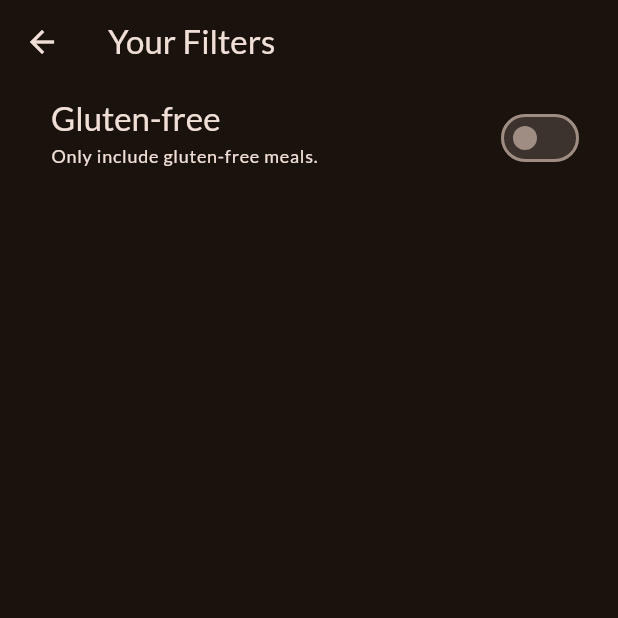
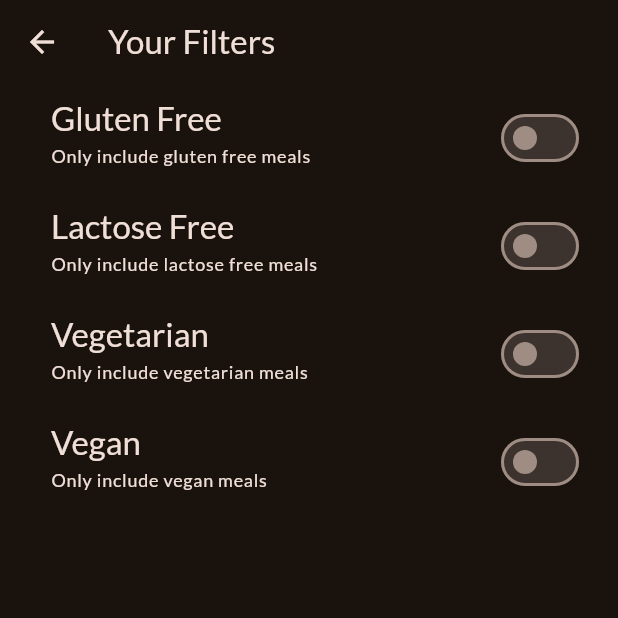
Before and after one commit to hwebz/learn-flutter, a Flutter app: the FiltersScreen screen opened directly, on a phone screen of 412 x 824 dp, the top half of it. Run offline on Flutter 3.47's test engine with Material 3 defaults, Android fonts, the phone set to English and light mode, and no system bars; our stand-ins replace animated_bottom_navigation_bar, camera, flutter_font_icons, get, google_fonts, ionicons and 3 more.

Commit message:
Add more filter options

```diff
--- a/meals_app/lib/screens/filters.dart
+++ b/meals_app/lib/screens/filters.dart
@@ -11,6 +11,9 @@ class FiltersScreen extends StatefulWidget {
 
 class _FiltersScreenState extends State<FiltersScreen> {
   var _glutenFreeFilterSet = false;
+  var _lactoseFreeFilterSet = false;
+  var _vegetarianFilterSet = false;
+  var _veganFilterSet = false;
 
   @override
   Widget build(BuildContext context) {
@@ -25,24 +28,52 @@ class _FiltersScreenState extends State<FiltersScreen> {
       // }),
       body: Column(
         children: [
-          SwitchListTile(
-            value: _glutenFreeFilterSet,
-            onChanged: (isChecked) {
-              setState(() {
-                _glutenFreeFilterSet = isChecked;
-              });
-            },
-            title: Text("Gluten-free",
-                style: Theme.of(context).textTheme.titleLarge!.copyWith(
-                    color: Theme.of(context).colorScheme.onBackground)),
-            subtitle: Text("Only include gluten-free meals.",
-                style: Theme.of(context).textTheme.labelMedium!.copyWith(
-                    color: Theme.of(context).colorScheme.onBackground)),
-            activeColor: Theme.of(context).colorScheme.tertiary,
-            contentPadding: const EdgeInsets.only(left: 34, right: 22),
-          )
+          switchOption("Gluten Free", "Only include gluten free meals",
+              _glutenFreeFilterSet, (isChecked) {
+            setState(() {
+              _glutenFreeFilterSet = isChecked;
+            });
+          }),
+          switchOption("Lactose Free", "Only include lactose free meals",
+              _lactoseFreeFilterSet, (isChecked) {
+            setState(() {
+              _lactoseFreeFilterSet = isChecked;
+            });
+          }),
+          switchOption("Vegetarian", "Only include vegetarian meals",
+              _vegetarianFilterSet, (isChecked) {
+            setState(() {
+              _vegetarianFilterSet = isChecked;
+            });
+          }),
+          switchOption("Vegan", "Only include vegan meals", _veganFilterSet,
+              (isChecked) {
+            setState(() {
+              _veganFilterSet = isChecked;
+            });
+          }),
         ],
       ),
     );
   }
+
+  Widget switchOption(String title, String subtitle, bool value,
+      void Function(bool isChecked) onChange) {
+    return SwitchListTile(
+      value: value,
+      onChanged: onChange,
+      title: Text(title,
+          style: Theme.of(context)
+              .textTheme
+              .titleLarge!
+              .copyWith(color: Theme.of(context).colorScheme.onBackground)),
+      subtitle: Text(subtitle,
+          style: Theme.of(context)
+              .textTheme
+              .labelMedium!
+              .copyWith(color: Theme.of(context).colorScheme.onBackground)),
+      activeColor: Theme.of(context).colorScheme.tertiary,
+      contentPadding: const EdgeInsets.only(left: 34, right: 22),
+    );
+  }
 }
```
